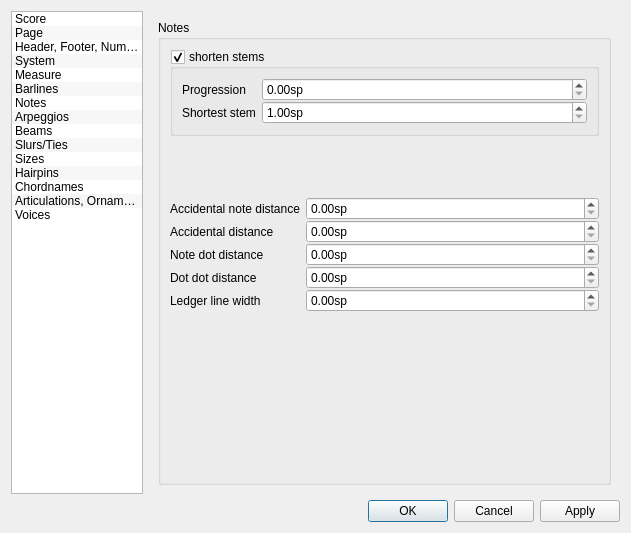
Above: mscore/mscore/editstyle.ui from musescore/musescore-old before the change. Below: the same form after it.
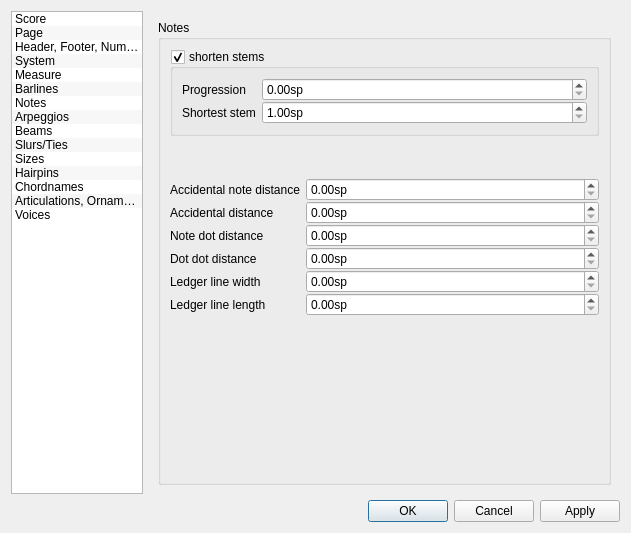
That is the form after the change. The open tabs and pages were chosen to show the change. Icons and pictures are not drawn.

Commit message: add new style parameter: ledgerLineLength

```diff
--- a/mscore/mscore/editstyle.ui
+++ b/mscore/mscore/editstyle.ui
@@ -1951,6 +1951,26 @@
               </property>
              </widget>
             </item>
+            <item row="5" column="0">
+             <widget class="QLabel" name="label_34">
+              <property name="text">
+               <string>Ledger line length</string>
+              </property>
+             </widget>
+            </item>
+            <item row="5" column="1">
+             <widget class="QDoubleSpinBox" name="ledgerLineLength">
+              <property name="sizePolicy">
+               <sizepolicy hsizetype="Preferred" vsizetype="Fixed">
+                <horstretch>0</horstretch>
+                <verstretch>0</verstretch>
+               </sizepolicy>
+              </property>
+              <property name="suffix">
+               <string>sp</string>
+              </property>
+             </widget>
+            </item>
            </layout>
           </item>
           <item>
```
Left out of the diff: 2 changed lines with no effect on the pictures. The commit also changes 5 other files.
